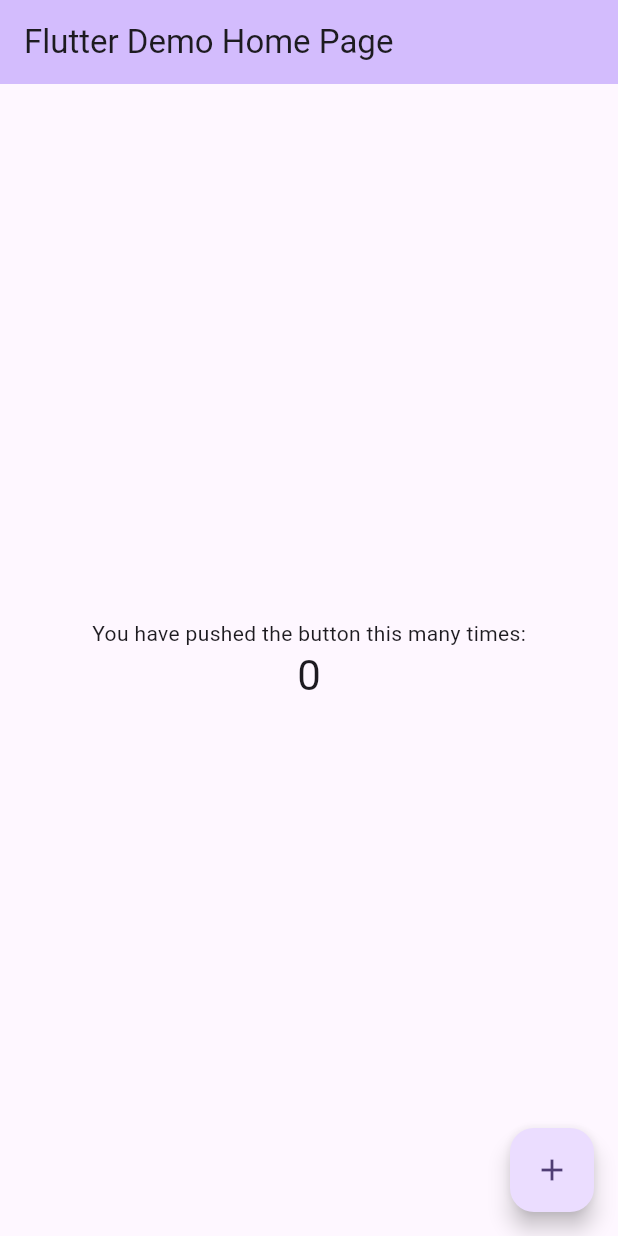
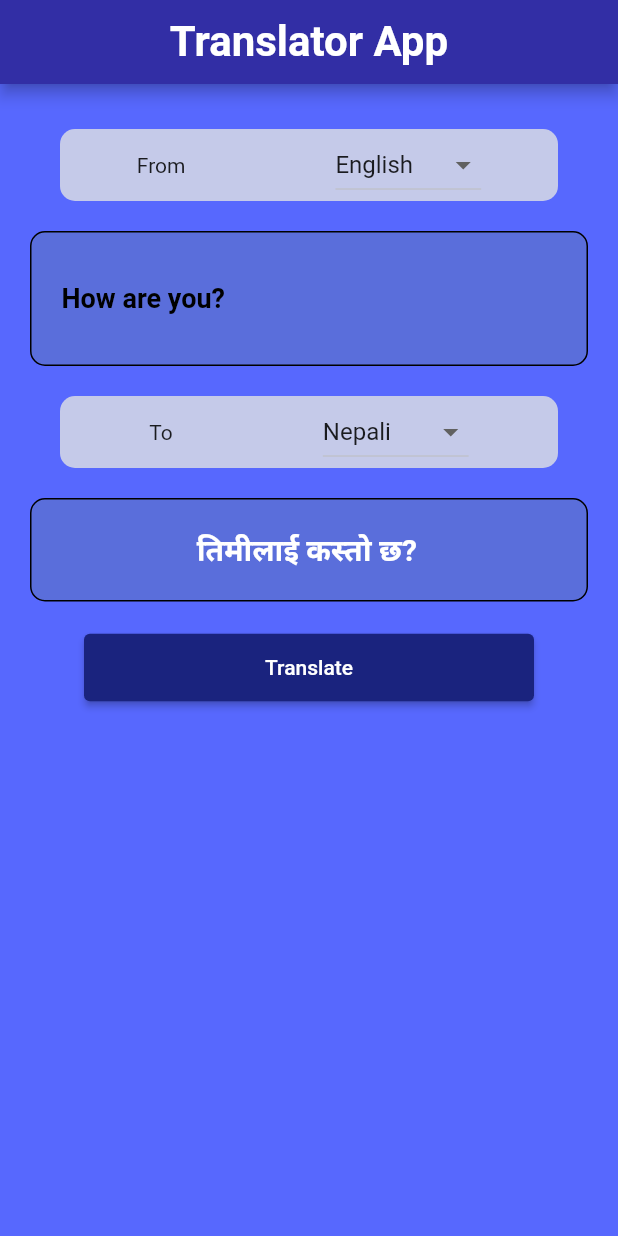
Before and after one commit to Bkas/Language-Translator, a Flutter app: the screen it shows after launch, on a phone screen of 412 x 824 dp. Run offline on Flutter 3.47's test engine with Material 2 defaults, Android fonts, the phone set to English and light mode, and no system bars; missing offline and left inert: translator.

Commit message:
routing application

```diff
--- /dev/null
+++ b/lib/Appp.dart
@@ -0,0 +1,19 @@
+import 'package:flutter/material.dart';
+import 'package:language_translator_app/translator.dart';
+
+class App extends StatelessWidget {
+  const App({super.key});
+
+  @override
+  Widget build(BuildContext context) {
+    return MaterialApp(
+      debugShowCheckedModeBanner: false,
+      initialRoute: '/',
+      routes: {
+        '/': (context) => const TranslatorApp(),
+
+
+      },
+    );
+  }
+}
--- a/lib/main.dart
+++ b/lib/main.dart
@@ -1,125 +1,8 @@
 import 'package:flutter/material.dart';
+import 'package:language_translator_app/Appp.dart';
 
 void main() {
-  runApp(const MyApp());
+  runApp(
+    const App()
+    );
 }
-
-class MyApp extends StatelessWidget {
-  const MyApp({super.key});
-
-  // This widget is the root of your application.
-  @override
-  Widget build(BuildContext context) {
-    return MaterialApp(
-      title: 'Flutter Demo',
-      theme: ThemeData(
-        // This is the theme of your application.
-        //
-        // TRY THIS: Try running your application with "flutter run". You'll see
-        // the application has a blue toolbar. Then, without quitting the app,
-        // try changing the seedColor in the colorScheme below to Colors.green
-        // and then invoke "hot reload" (save your changes or press the "hot
-        // reload" button in a Flutter-supported IDE, or press "r" if you used
-        // the command line to start the app).
-        //
-        // Notice that the counter didn't reset back to zero; the application
-        // state is not lost during the reload. To reset the state, use hot
-        // restart instead.
-        //
-        // This works for code too, not just values: Most code changes can be
-        // tested with just a hot reload.
-        colorScheme: ColorScheme.fromSeed(seedColor: Colors.deepPurple),
-        useMaterial3: true,
-      ),
-      home: const MyHomePage(title: 'Flutter Demo Home Page'),
-    );
-  }
-}
-
-class MyHomePage extends StatefulWidget {
-  const MyHomePage({super.key, required this.title});
-
-  // This widget is the home page of your application. It is stateful, meaning
-  // that it has a State object (defined below) that contains fields that affect
-  // how it looks.
-
-  // This class is the configuration for the state. It holds the values (in this
-  // case the title) provided by the parent (in this case the App widget) and
-  // used by the build method of the State. Fields in a Widget subclass are
-  // always marked "final".
-
-  final String title;
-
-  @override
-  State<MyHomePage> createState() => _MyHomePageState();
-}
-
-class _MyHomePageState extends State<MyHomePage> {
-  int _counter = 0;
-
-  void _incrementCounter() {
-    setState(() {
-      // This call to setState tells the Flutter framework that something has
-      // changed in this State, which causes it to rerun the build method below
-      // so that the display can reflect the updated values. If we changed
-      // _counter without calling setState(), then the build method would not be
-      // called again, and so nothing would appear to happen.
-      _counter++;
-    });
-  }
-
-  @override
-  Widget build(BuildContext context) {
-    // This method is rerun every time setState is called, for instance as done
-    // by the _incrementCounter method above.
-    //
-    // The Flutter framework has been optimized to make rerunning build methods
-    // fast, so that you can just rebuild anything that needs updating rather
-    // than having to individually change instances of widgets.
-    return Scaffold(
-      appBar: AppBar(
-        // TRY THIS: Try changing the color here to a specific color (to
-        // Colors.amber, perhaps?) and trigger a hot reload to see the AppBar
-        // change color while the other colors stay the same.
-        backgroundColor: Theme.of(context).colorScheme.inversePrimary,
-        // Here we take the value from the MyHomePage object that was created by
-        // the App.build method, and use it to set our appbar title.
-        title: Text(widget.title),
-      ),
-      body: Center(
-        // Center is a layout widget. It takes a single child and positions it
-        // in the middle of the parent.
-        child: Column(
-          // Column is also a layout widget. It takes a list of children and
-          // arranges them vertically. By default, it sizes itself to fit its
-          // children horizontally, and tries to be as tall as its parent.
-          //
-          // Column has various properties to control how it sizes itself and
-          // how it positions its children. Here we use mainAxisAlignment to
-          // center the children vertically; the main axis here is the vertical
-          // axis because Columns are vertical (the cross axis would be
-          // horizontal).
-          //
-          // TRY THIS: Invoke "debug painting" (choose the "Toggle Debug Paint"
-          // action in the IDE, or press "p" in the console), to see the
-          // wireframe for each widget.
-          mainAxisAlignment: MainAxisAlignment.center,
-          children: <Widget>[
-            const Text(
-              'You have pushed the button this many times:',
-            ),
-            Text(
-              '$_counter',
-              style: Theme.of(context).textTheme.headlineMedium,
-            ),
-          ],
-        ),
-      ),
-      floatingActionButton: FloatingActionButton(
-        onPressed: _incrementCounter,
-        tooltip: 'Increment',
-        child: const Icon(Icons.add),
-      ), // This trailing comma makes auto-formatting nicer for build methods.
-    );
-  }
-}
--- /dev/null
+++ b/lib/translator.dart
@@ -0,0 +1,276 @@
+import 'package:flutter/material.dart';
+import 'dart:io';
+import 'package:translator/translator.dart';
+
+class TranslatorApp extends StatefulWidget {
+  const TranslatorApp({super.key});
+
+  @override
+  State<TranslatorApp> createState() => _TranslatorAppState();
+}
+
+class _TranslatorAppState extends State<TranslatorApp> {
+  List<String> languages = [
+    'English',
+    'Nepali',
+    'Arabic	',
+    'German',
+    'Russian',
+    'Spanish',
+    'Urdu',
+    'Japanese	',
+    'Italian'
+  ];
+  List<String> languagescode = [
+    'en',
+    'ne',
+    'ar',
+    'de',
+    'ru',
+    'es',
+    'ur',
+    'ja',
+    'it'
+  ];
+  final translator = GoogleTranslator();
+  String from = 'en';
+  String to = 'hi';
+  String data = 'तिमीलाई कस्तो छ?';
+  String selectedvalue = 'English';
+  String selectedvalue2 = 'Nepali';
+  TextEditingController controller =
+      TextEditingController(text: 'How are you?');
+  final formkey = GlobalKey<FormState>();
+  bool isloading = false;
+  translate() async {
+    try {
+      if (formkey.currentState!.validate()) {
+        await translator
+            .translate(controller.text, from: from, to: to)
+            .then((value) {
+          data = value.text;
+          isloading = false;
+          setState(() {});
+          // print(value);
+        });
+      }
+    } on SocketException catch (_) {
+      isloading = true;
+      SnackBar mysnackbar = const SnackBar(
+        content: Text('Check your Internet Connection'),
+        backgroundColor: Colors.red,
+        duration: Duration(seconds: 5),
+      );
+      ScaffoldMessenger.of(context).showSnackBar(mysnackbar);
+      setState(() {});
+    }
+  }
+
+  @override
+  void dispose() {
+
+    super.dispose();
+    controller.dispose();
+  }
+
+
+  @override
+  Widget build(BuildContext context) {
+    return Scaffold(
+      appBar: AppBar(
+        centerTitle: true,
+        flexibleSpace: Container(
+            decoration: const BoxDecoration(
+          color: Color.fromARGB(255, 50, 46, 165),
+        )),
+        title: const Text(
+          'Translator App',
+          style: TextStyle(
+              color: Colors.white, fontWeight: FontWeight.bold, fontSize: 28),
+        ),
+      ),
+      backgroundColor: const Color.fromARGB(255, 87, 104, 254),
+      body: SingleChildScrollView(
+          child: Column(
+        mainAxisAlignment: MainAxisAlignment.center,
+        children: [
+          const SizedBox(
+            height: 30,
+          ),
+          Container(
+            margin: const EdgeInsets.symmetric(horizontal: 40),
+            decoration: BoxDecoration(
+                color: Colors.indigo.shade100,
+                borderRadius: BorderRadius.circular(10)),
+            child: Row(
+              mainAxisAlignment: MainAxisAlignment.center,
+              children: [
+                const Text('From'),
+                const SizedBox(
+                  width: 100,
+                ),
+                DropdownButton(
+                  value: selectedvalue,
+                  focusColor: Colors.transparent,
+                  items: languages.map((lang) {
+                    return DropdownMenuItem(
+                      value: lang,
+                      child: Text(lang),
+                      onTap: () {
+                        if (lang == languages[0]) {
+                          from = languagescode[0];
+                        } else if (lang == languages[1]) {
+                          from = languagescode[1];
+                        } else if (lang == languages[2]) {
+                          from = languagescode[2];
+                        } else if (lang == languages[3]) {
+                          from = languagescode[3];
+                        } else if (lang == languages[4]) {
+                          from = languagescode[4];
+                        } else if (lang == languages[5]) {
+                          from = languagescode[5];
+                        } else if (lang == languages[6]) {
+                          from = languagescode[6];
+                        } else if (lang == languages[7]) {
+                          from = languagescode[7];
+                        } else if (lang == languages[8]) {
+                          from = languagescode[8];
+                        }
+                        setState(() {
+                          // print(lang);
+                          // print(from);
+                        });
+                      },
+                    );
+                  }).toList(),
+                  onChanged: (value) {
+                    selectedvalue = value!;
+                  },
+                )
+              ],
+            ),
+          ),
+          Container(
+            padding: const EdgeInsets.all(20),
+            margin: const EdgeInsets.all(20),
+            decoration: BoxDecoration(
+                color: Colors.blueGrey.withOpacity(0.3),
+                borderRadius: BorderRadius.circular(10),
+                border: Border.all(color: Colors.black)),
+            child: Form(
+              key: formkey,
+              child: TextFormField(
+                controller: controller,
+                maxLines: null,
+                minLines: null,
+                validator: (value) {
+                  if (value!.isEmpty) {
+                    return 'Please enter some text';
+                  }
+                  return null;
+                },
+                textInputAction: TextInputAction.done,
+                decoration: const InputDecoration(
+                    enabledBorder: InputBorder.none,
+                    border: InputBorder.none,
+                    errorBorder: InputBorder.none,
+                    errorStyle: TextStyle(color: Colors.white)),
+                style: const TextStyle(
+                    color: Colors.black,
+                    fontWeight: FontWeight.bold,
+                    fontSize: 18),
+              ),
+            ),
+          ),
+          Container(
+            margin: const EdgeInsets.symmetric(horizontal: 40),
+            decoration: BoxDecoration(
+                color: Colors.indigo.shade100,
+                borderRadius: BorderRadius.circular(10)),
+            child: Row(
+              mainAxisAlignment: MainAxisAlignment.center,
+              children: [
+                const Text('To'),
+                const SizedBox(
+                  width: 100,
+                ),
+                DropdownButton(
+                  value: selectedvalue2,
+                  focusColor: Colors.transparent,
+                  items: languages.map((lang) {
+                    return DropdownMenuItem(
+                      value: lang,
+                      child: Text(lang),
+                      onTap: () {
+                        if (lang == languages[0]) {
+                          to = languagescode[0];
+                        } else if (lang == languages[1]) {
+                          to = languagescode[1];
+                        } else if (lang == languages[2]) {
+                          to = languagescode[2];
+                        } else if (lang == languages[3]) {
+                          to = languagescode[3];
+                        } else if (lang == languages[4]) {
+                          to = languagescode[4];
+                        } else if (lang == languages[5]) {
+                          to = languagescode[5];
+                        } else if (lang == languages[6]) {
+                          to = languagescode[6];
+                        } else if (lang == languages[7]) {
+                          to = languagescode[7];
+                        } else if (lang == languages[8]) {
+                          to = languagescode[8];
+                        }
+                        setState(() {
+                          // print(lang);
+                          // print(from);
+                        });
+                      },
+                    );
+                  }).toList(),
+                  onChanged: (value) {
+                    selectedvalue2 = value!;
+                  },
+                )
+              ],
+            ),
+          ),
+          Container(
+            padding: const EdgeInsets.all(20),
+            margin: const EdgeInsets.all(20),
+            decoration: BoxDecoration(
+                color: Colors.blueGrey.withOpacity(0.3),
+                borderRadius: BorderRadius.circular(10),
+                border: Border.all(color: Colors.black)),
+            child: Center(
+              child: SelectableText(
+                data,
+                style: const TextStyle(
+                    color: Colors.white,
+                    fontSize: 20,
+                    fontWeight: FontWeight.bold),
+              ),
+            ),
+          ),
+          ElevatedButton(
+              onPressed: translate,
+              style: ButtonStyle(
+                  backgroundColor:
+                      MaterialStatePropertyAll(Colors.indigo.shade900),
+                  fixedSize: const MaterialStatePropertyAll(Size(300, 45))),
+              child: isloading
+                  ? const SizedBox.square(
+                      dimension: 20,
+                      child: CircularProgressIndicator(
+                        color: Colors.white,
+                      ),
+                    )
+                  : const Text('Translate')),
+          const SizedBox(
+            height: 30,
+          )
+        ],
+      )),
+    );
+  }
+}
--- a/pubspec.yaml
+++ b/pubspec.yaml
@@ -28,6 +28,7 @@ environment:
 # the latest version available on pub.dev. To see which dependencies have newer
 # versions available, run `flutter pub outdated`.
 dependencies:
+  translator: ^0.1.7
   flutter:
     sdk: flutter
 
```
Also changed, not shown: pubspec.lock, 1 other file.
